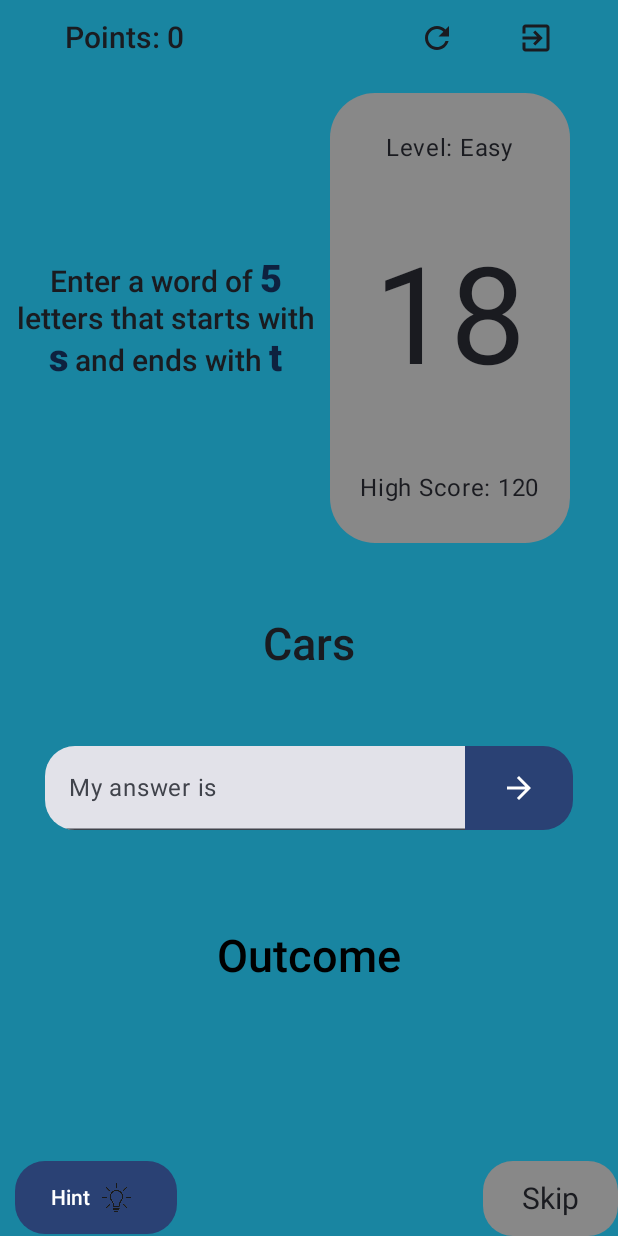
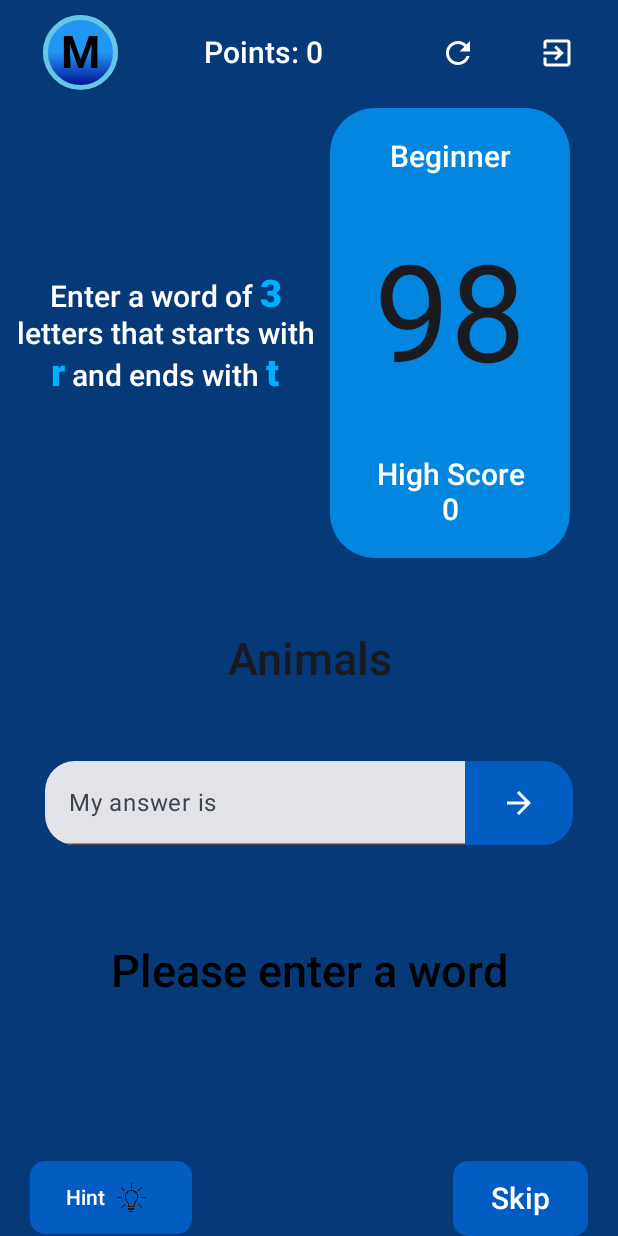
Before and after one commit to mikesplore/WordGame, an Android app built with Jetpack Compose: the GameScreen screen opened through its navigation route, after a tap on "Arrow forward", on a phone screen of 412 x 824 dp. Run offline under Robolectric (Android 15) with nearby library versions, the phone set to English and light mode, and no system bars.

Commit message:
new face

```diff
--- a/app/src/main/java/com/mike/wordgame/GameScreen.kt
+++ b/app/src/main/java/com/mike/wordgame/GameScreen.kt
@@ -56,6 +56,7 @@ import androidx.compose.runtime.setValue
 import androidx.compose.ui.draw.shadow
 import androidx.compose.ui.res.painterResource
 import androidx.compose.ui.text.AnnotatedString
+import androidx.compose.ui.text.capitalize
 import androidx.navigation.NavController
 import androidx.navigation.compose.rememberNavController
 import java.io.DataInputStream
@@ -66,32 +67,46 @@ import java.io.FileInputStream
 fun GameScreen(navController: NavController) {
     Column(modifier = Modifier
         .fillMaxSize()
-        .background(Color(0xff1985a1)),
+        .background(Color(0xff063977)),
         verticalArrangement = Arrangement.SpaceBetween
 
     ) {
         Row (modifier = Modifier
-            .height(50.dp)
+            .height(70.dp)
             .fillMaxWidth()
             .background(Color.Transparent),
             horizontalArrangement = Arrangement.SpaceAround,
             verticalAlignment = Alignment.CenterVertically){
-            Row(modifier = Modifier.width(150.dp),
-                horizontalArrangement = Arrangement.Start) {
+
+            profile(name = GlobalVariables.username.value, profilesize = 50.dp,30.sp)
+            Row(modifier = Modifier.width(100.dp),
+                horizontalArrangement = Arrangement.Start,
+                verticalAlignment = Alignment.CenterVertically) {
                 Text(text = "Points: ${GlobalVariables.score.value}",
                         style = TextStyle(),
                     fontWeight = FontWeight.SemiBold,
                     fontSize = 20.sp,
                     fontFamily = FontFamily.Default,
-                    textAlign = TextAlign.Center
+                    textAlign = TextAlign.Center,
+                    color = Color.White
                 )
 
             }
 
+
             Row (modifier = Modifier.width(90.dp),
                 horizontalArrangement = Arrangement.SpaceBetween){
-                Icon(imageVector = Icons.Default.Refresh, contentDescription = "restart")
-                Icon(imageVector = Icons.Outlined.ExitToApp, contentDescription = "exit")
+                Icon(imageVector = Icons.Default.Refresh, contentDescription = "restart", tint = Color.White)
+                Icon(imageVector = Icons.Outlined.ExitToApp, contentDescription = "exit", tint = Color.White,
+                    modifier = Modifier
+                        .clickable {
+                            GlobalVariables.timer.value = 60
+                            GlobalVariables.word.value= getRandomWord(GlobalVariables.selectedcategory.value,GlobalVariables.selectedlevel)
+                            GlobalVariables.score.value = 0
+                            GlobalVariables.correctGuesscount.value = 0
+                            GlobalVariables.skippedguess.value = 0
+                            GlobalVariables.wrongGuesscount.value = 0
+                        })
             }
 
         }
@@ -116,23 +131,48 @@ fun GameScreen(navController: NavController) {
                             fontWeight = FontWeight.SemiBold,
                             fontSize = 20.sp,
                             fontFamily = FontFamily.Default,
-                            textAlign = TextAlign.Center)}
+                            textAlign = TextAlign.Center,
+                            color = Color.White)}
 
 
                 }
                 Column(modifier = Modifier
-                    .background(Color.Gray, shape = RoundedCornerShape(30.dp))
+                    .background(Color(0xff0286df), shape = RoundedCornerShape(30.dp))
                     .height(400.dp)
                     .width(160.dp),
                     horizontalAlignment = Alignment.CenterHorizontally,
                     verticalArrangement = Arrangement.SpaceAround) {
-                    Text(text = "Level: Easy")
+                    Text(text = GlobalVariables.selectedlevel.capitalize(),
+                        style = TextStyle(),
+                        fontWeight = FontWeight.SemiBold,
+                        fontSize = 20.sp,
+                        fontFamily = FontFamily.Default,
+                        textAlign = TextAlign.Center,
+                        color = Color.White)
 
                     Text(text = Timer().toString(),
                         style = TextStyle(),
                         fontFamily = FontFamily.Default,
                         fontSize = 90.sp)
-                    Text(text = "High Score: 120")
+                    Column(verticalArrangement = Arrangement.Center,
+                        horizontalAlignment = Alignment.CenterHorizontally) {
+
+                    Text(text = "High Score",
+                        style = TextStyle(),
+                        fontWeight = FontWeight.SemiBold,
+                        fontSize = 20.sp,
+                        fontFamily = FontFamily.Default,
+                        textAlign = TextAlign.Center,
+                        color = Color.White
+                        )
+                        Text(text = "${GlobalVariables.high_score.value}",
+                            style = TextStyle(),
+                            fontWeight = FontWeight.SemiBold,
+                            fontSize = 20.sp,
+                            fontFamily = FontFamily.Default,
+                            textAlign = TextAlign.Center,
+                            color = Color.White)
+                    }
 
                 }
 
@@ -141,7 +181,7 @@ fun GameScreen(navController: NavController) {
 
             Row(modifier = Modifier.fillMaxWidth(),
                 horizontalArrangement = Arrangement.Center) {
-                Text(text = "Cars",style = TextStyle(),
+                Text(text = GlobalVariables.selectedcategory.value.capitalize(),style = TextStyle(),
                     fontWeight = FontWeight.SemiBold,
                     fontSize = 30.sp,
                     fontFamily = FontFamily.Default,
@@ -167,17 +207,32 @@ fun GameScreen(navController: NavController) {
                         ),
                         shape = RoundedCornerShape(20.dp,0.dp,0.dp,20.dp)
                     )
-                    Button(onClick = {
-                        if(compareWord(GlobalVariables.enteredword.value)){
-                            GlobalVariables.Gameoverdialog.value = true
-                            GlobalVariables.word.value = getRandomWord(GlobalVariables.selectedcategory.value,GlobalVariables.selectedlevel)
-                        }
+                    Button(
+                        onClick = {
+                                  if (GlobalVariables.enteredword.value.isEmpty()) {
+                                    GlobalVariables.outcome.value = "Please enter a word"
+                                  }
+                            else{
+                                if(compareWord(GlobalVariables.enteredword.value)){
+                                    GlobalVariables.score.value+=5
+                                    GlobalVariables.outcome.value = GlobalVariables.word.value
+                                    GlobalVariables.timer.value+=10
+                                    GlobalVariables.Attempts.value+=1
+                                    GlobalVariables.correctGuesscount.value+=1
 
 
-                                     },
+                                    GlobalVariables.word.value = getRandomWord(GlobalVariables.selectedcategory.value,GlobalVariables.selectedlevel)
+
+                                }else{
+                                    GlobalVariables.outcome.value = GlobalVariables.enteredword.value
+                                }
+                            }
+
+                    },
                         modifier = Modifier
                             .height(56.dp),
-                        shape = RoundedCornerShape(0.dp,20.dp,20.dp)) {
+                        shape = RoundedCornerShape(0.dp,20.dp,20.dp),
+                        colors = ButtonDefaults.buttonColors(Color(0xff035cc2))) {
                         Icon(imageVector = Icons.Filled.ArrowForward, contentDescription = "Arrow forward")
 
                     }}
@@ -208,8 +263,9 @@ fun GameScreen(navController: NavController) {
             .background(Color.Transparent),
             horizontalArrangement = Arrangement.SpaceBetween){
             Button(onClick = { /*TODO*/ },
-                modifier = Modifier.absolutePadding(10.dp),
-                shape = RoundedCornerShape(20.dp)) {
+                modifier = Modifier.absolutePadding(20.dp),
+                shape = RoundedCornerShape(10.dp),
+                colors = ButtonDefaults.buttonColors(Color(0xff035cc2))) {
                 Row(modifier = Modifier
 
                     .width(60.dp)
@@ -222,18 +278,23 @@ fun GameScreen(navController: NavController) {
 
             }
 
-            Box(modifier = Modifier
-                .absolutePadding(0.dp,)
-                .background(Color.Gray, shape = RoundedCornerShape(20.dp))
-                .height(50.dp)
-                .width(90.dp),
-                contentAlignment = Alignment.Center){
-                Text(text = "Skip",style = TextStyle(),
-
+            Button(onClick = {
+                GlobalVariables.outcome.value = GlobalVariables.word.value
+                GlobalVariables.word.value = getRandomWord(GlobalVariables.selectedcategory.value,GlobalVariables.selectedlevel) },
+                modifier = Modifier
+                    .width(110.dp)
+                    .absolutePadding(0.dp, 0.dp, 20.dp)
+                    .height(50.dp),
+                shape = RoundedCornerShape(10.dp),
+                colors = ButtonDefaults.buttonColors(Color(0xff035cc2))) {
+                Text(text = "Skip",
+                    style = TextStyle(),
+                    fontWeight = FontWeight.SemiBold,
                     fontSize = 20.sp,
                     fontFamily = FontFamily.Default,
                     textAlign = TextAlign.Center,
-                    modifier = Modifier.clickable {  })
+                    color = Color.White)
+
             }
             GameOver()
 
@@ -302,7 +363,7 @@ fun GameOver() {
                                color = Color.Black,
 
                           )
-                           Text(text = "300",
+                           Text(text = "${GlobalVariables.score.value}",
                                style = TextStyle(),
                                fontWeight = FontWeight.Bold,
                                fontSize = 50.sp,
@@ -381,23 +442,10 @@ fun GameOver() {
 }
 
 fun compareWord(guess: String): Boolean {
-    GlobalVariables.word.value = getRandomWord(GlobalVariables.selectedcategory.value,GlobalVariables.selectedlevel)
     return GlobalVariables.word.value.lowercase() == guess.lowercase()
 }
 
 
-
-fun showCorrectLetters(actualWord: String, guessedWord: String): String {
-    var result = ""
-    for ((actualLetter, guessedLetter) in actualWord.zip(guessedWord)) {
-        result += if (actualLetter.lowercase() == guessedLetter.lowercase()) {
-            "$actualLetter "
-        } else {
-            "_ "
-        }
-    }
-    return result.trim().lowercase()
-}
 
 // Function to save data to internal storage
 fun saveIntToInternalStorage(context: Context, value: Int) {
@@ -441,17 +489,17 @@ fun instructions(): AnnotatedString{
     val description = buildAnnotatedString {
         append("Enter a word of ")
         withStyle(style = SpanStyle(fontWeight = FontWeight.ExtraBold, fontSize = 25.sp,
-            color = Color(0xff0e213f))
+            color = Color(0xff00b0fc))
         ) {
             append("$length")
         }
         append(" letters that starts with ")
-        withStyle(style = SpanStyle(fontWeight = FontWeight.ExtraBold,fontSize = 25.sp,color = Color(0xff0e213f))
+        withStyle(style = SpanStyle(fontWeight = FontWeight.ExtraBold,fontSize = 25.sp,color = Color(0xff00b0fc))
         ) {
             append(first.lowercase())
         }
         append(" and ends with ")
-        withStyle(style = SpanStyle(fontWeight = FontWeight.ExtraBold,color = Color(0xff0e213f),fontSize = 25.sp)
+        withStyle(style = SpanStyle(fontWeight = FontWeight.ExtraBold,color = Color(0xff00b0fc),fontSize = 25.sp)
         ) {
             append("$last")
         }
--- a/app/src/main/java/com/mike/wordgame/HelloScreen.kt
+++ b/app/src/main/java/com/mike/wordgame/HelloScreen.kt
@@ -42,6 +42,8 @@ import androidx.compose.ui.text.TextStyle
 import androidx.compose.ui.text.font.FontFamily
 import androidx.compose.ui.text.font.FontWeight
 import androidx.compose.ui.tooling.preview.Preview
+import androidx.compose.ui.unit.Dp
+import androidx.compose.ui.unit.TextUnit
 import androidx.compose.ui.unit.dp
 import androidx.compose.ui.unit.sp
 import androidx.navigation.NavController
@@ -86,7 +88,7 @@ Column(modifier = Modifier
         .height(200.dp)
         .fillMaxWidth(),
         contentAlignment = Alignment.Center){
-        Imageselect(name = username)
+        profile(name = username,200.dp,170.sp)
     }
     Box(modifier = Modifier
         .fillMaxWidth()
@@ -123,7 +125,7 @@ fun ProceedToGameButton(navController: NavController){
 
 
 @Composable
-fun Imageselect(name: String) {
+fun profile(name: String, profilesize: Dp, lettersize: TextUnit) {
     var imageUri by remember { mutableStateOf<Uri?>(null) }
     val launcher = rememberLauncherForActivityResult(ActivityResultContracts.GetContent()) { uri ->
         imageUri = uri
@@ -134,7 +136,7 @@ fun Imageselect(name: String) {
         {
             Box(
                 modifier = Modifier
-                    .size(200.dp)
+                    .size(profilesize)
                     .background(Color.White, shape = CircleShape)
                     .border(3.dp, color = Color(0xff67C6E3), shape = CircleShape)
                     .clickable {
@@ -151,7 +153,7 @@ fun Imageselect(name: String) {
                     ),
                     contentDescription = "profile",
                     modifier = Modifier
-                        .size(200.dp)
+                        .size(profilesize)
                         .clip(CircleShape),
                     contentScale = ContentScale.Crop
                 )
@@ -162,7 +164,7 @@ fun Imageselect(name: String) {
         {
             Box(
                 modifier = Modifier
-                    .size(200.dp)
+                    .size(profilesize)
                     .background(brush = backbrush , shape = CircleShape)
                     .border(3.dp, color = Color(0xff67C6E3), shape = CircleShape)
                     .clickable {
@@ -173,7 +175,7 @@ fun Imageselect(name: String) {
                 Text(
                     text = name.take(1).capitalize(),
                     style = TextStyle(
-                        fontSize = 170.sp,
+                        fontSize = lettersize,
                         fontFamily = FontFamily.SansSerif,
                         fontWeight = FontWeight.Bold
                     ),
--- a/app/src/main/java/com/mike/wordgame/MainActivity.kt
+++ b/app/src/main/java/com/mike/wordgame/MainActivity.kt
@@ -14,6 +14,7 @@ import androidx.compose.material3.Scaffold
 import androidx.compose.runtime.Composable
 import androidx.compose.runtime.MutableState
 import androidx.compose.runtime.getValue
+import androidx.compose.runtime.mutableIntStateOf
 import androidx.compose.ui.Modifier
 import androidx.compose.ui.graphics.Color
 import androidx.navigation.compose.NavHost
@@ -28,22 +29,20 @@ import com.mike.wordgame.ui.theme.WordGameTheme
 
 object GlobalVariables {
     var outcome: MutableState<String> = mutableStateOf("Outcome")
-    var score: MutableState<Int> = mutableStateOf(0)
+    var score: MutableState<Int> = mutableIntStateOf(0)
     var text: MutableState<String> = mutableStateOf("")
-    var high_score: MutableState<Int> = mutableStateOf(0)
-    var outcomeColor: MutableState<Color> = mutableStateOf(Color(0xff424769))
-    var selectedcategory: MutableState<String> = mutableStateOf("")
-    var selectedlevel: String = "hard"
+    var high_score: MutableState<Int> = mutableIntStateOf(0)
+    var selectedcategory: MutableState<String> = mutableStateOf("animals")
+    var selectedlevel: String = "beginner"
     var word: MutableState<String> = mutableStateOf(getRandomWord(selectedcategory.value, selectedlevel))
-    var timer: MutableState<Int> = mutableStateOf(20)
+    var timer: MutableState<Int> = mutableIntStateOf(100)
     var timerRunning: MutableState<Boolean> = mutableStateOf(true)
-    var correctGuesscount: MutableState<Int> = mutableStateOf(0)
-    var wrongGuesscount: MutableState<Int> = mutableStateOf(0)
-    var skippedguess: MutableState<Int> = mutableStateOf(0)
-    var Attempts: MutableState<Int> = mutableStateOf(0)
-    var username: MutableState<String> = mutableStateOf("")
+    var correctGuesscount: MutableState<Int> = mutableIntStateOf(0)
+    var wrongGuesscount: MutableState<Int> = mutableIntStateOf(0)
+    var skippedguess: MutableState<Int> = mutableIntStateOf(0)
+    var Attempts: MutableState<Int> = mutableIntStateOf(0)
+    var username: MutableState<String> = mutableStateOf("Mike")
     var enteredword: MutableState<String> = mutableStateOf("")
-    var hintbackground: MutableState<Color> = mutableStateOf(Color(0x00FFFFFF))
     var Gameoverdialog: MutableState<Boolean> = mutableStateOf(false)
 
 
```
